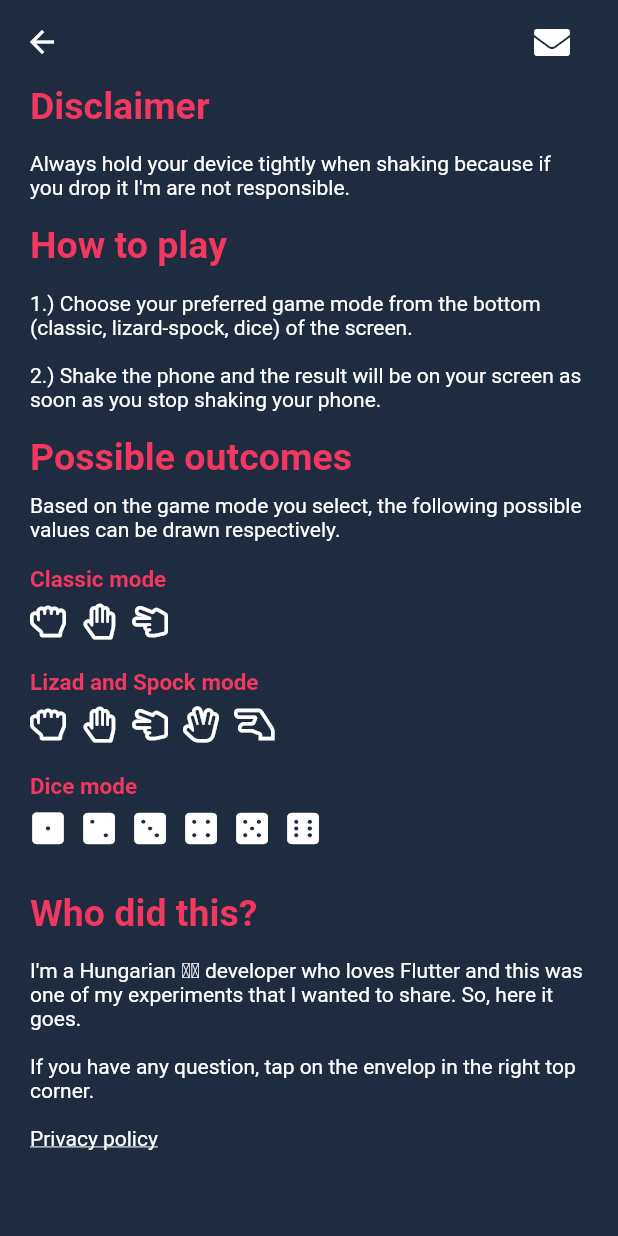
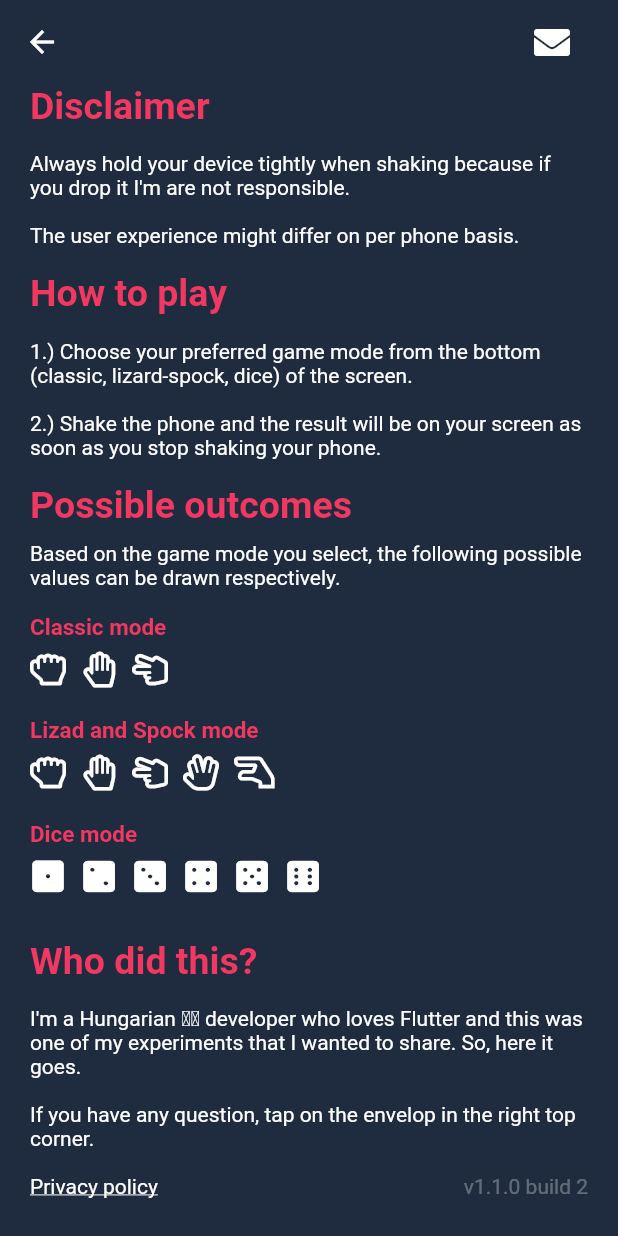
Before and after one commit to onetdev/flutter_shaky_rps, a Flutter app: the Info screen opened by its route, on a phone screen of 412 x 824 dp. Run offline on Flutter 3.47's test engine with Material 2 defaults, Android fonts, the phone set to English and light mode, and no system bars; our stand-ins replace font_awesome_flutter, package_info, sensors; missing offline and left inert: random_color.

Commit message:
Add version and build number to info page.

```diff
--- a/lib/ui/screen/info.dart
+++ b/lib/ui/screen/info.dart
@@ -1,8 +1,8 @@
 import 'dart:io';
-
 import 'package:flutter/cupertino.dart';
 import 'package:flutter/material.dart';
 import 'package:font_awesome_flutter/font_awesome_flutter.dart';
+import 'package:package_info/package_info.dart';
 import 'package:shaky_rps/vars/shake_set.dart';
 import 'package:url_launcher/url_launcher.dart';
 
@@ -19,6 +19,9 @@ class _Info extends State<Info> {
   );
 
   static var paragraph = TextStyle(color: Colors.white);
+  static String email = "mailto:József Koller<contact@onetdev.com>";
+  static String privacyUrl =
+      "https://onetdev.com/projects/shaky_rps/privacy_policy.html";
 
   @override
   Widget build(BuildContext context) {
@@ -33,7 +36,7 @@ class _Info extends State<Info> {
             padding: EdgeInsets.only(right: 20),
             child: IconButton(
               icon: Icon(FontAwesomeIcons.solidEnvelope),
-              onPressed: () => _launchUrl("mailto:József Koller<contact@onetdev.com>"),
+              onPressed: () => _launchUrl(email),
             ),
           )
         ],
@@ -48,6 +51,9 @@ class _Info extends State<Info> {
             Text('Disclaimer', style: headline),
             Text(
                 "\nAlways hold your device tightly when shaking because if you drop it I'm are not responsible.\n",
+                style: paragraph),
+            Text(
+                "The user experience might differ on per phone basis.\n",
                 style: paragraph),
             Text('How to play', style: headline),
             Text(
@@ -70,8 +76,11 @@ class _Info extends State<Info> {
                   "\nIf you have any question, tap on the envelop in the right top corner.\n",
               style: paragraph,
             ),
+            Row(
+              mainAxisAlignment: MainAxisAlignment.spaceBetween,
+              children: [
                 GestureDetector(
-              onTap: () => _launchUrl("https://onetdev.com/projects/shaky_rps/privacy_policy.html"),
+                  onTap: () => _launchUrl(privacyUrl),
                   child: Text(
                     "Privacy policy",
                     style: TextStyle(
@@ -79,6 +88,20 @@ class _Info extends State<Info> {
                       decoration: TextDecoration.underline,
                     ),
                   ),
+                ),
+                FutureBuilder(
+                  future: PackageInfo.fromPlatform(),
+                  builder: (context, info) {
+                    if (info.data == null) {
+                      return Text('');
+                    }
+                    return Text(
+                      'v${info.data.version} build ${info.data.buildNumber}',
+                      style: TextStyle(color: Colors.white30),
+                    );
+                  },
+                ),
+              ],
             )
           ],
         ),
--- a/pubspec.yaml
+++ b/pubspec.yaml
@@ -23,7 +23,8 @@ dependencies:
   # The following adds the Cupertino Icons font to your application.
   # Use with the CupertinoIcons class for iOS style icons.
   cupertino_icons: ^0.1.2
-  shake: ^0.1.0
+  sensors: ^0.4.1+3
+  package_info: ^0.4.0+3
   font_awesome_flutter: ^8.5.0
   url_launcher: ^5.2.5
   flutter_launcher_icons: ^0.7.3
```
Also changed, not shown: pubspec.lock. Lines whose indentation alone changed are shown as unchanged.
